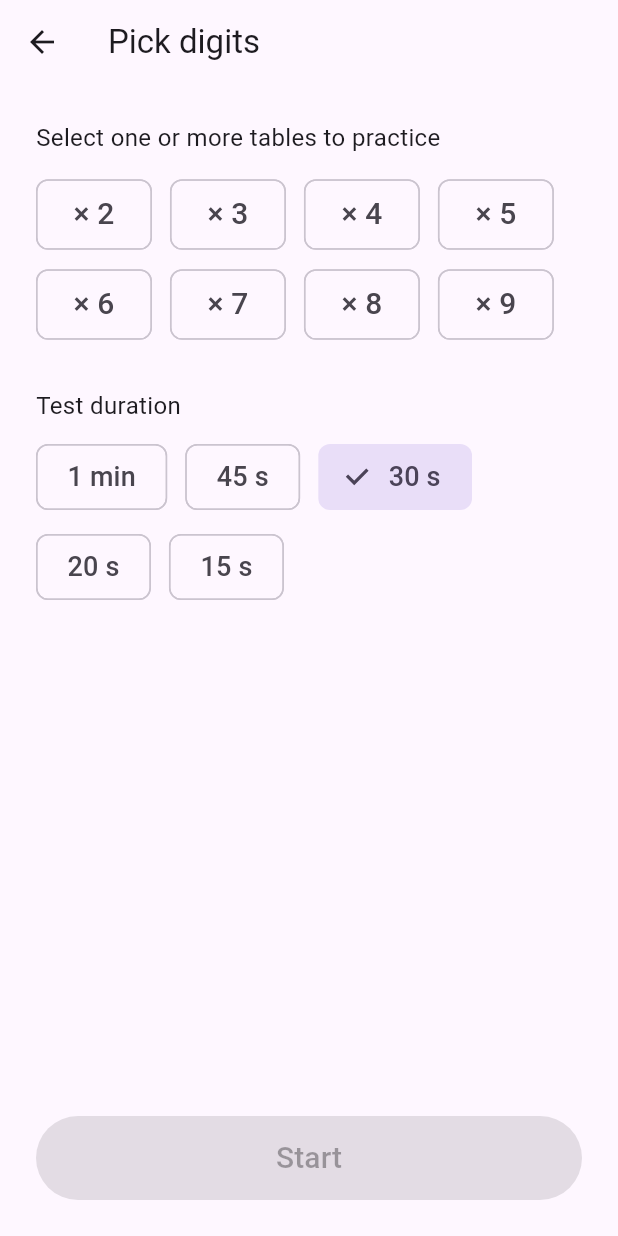
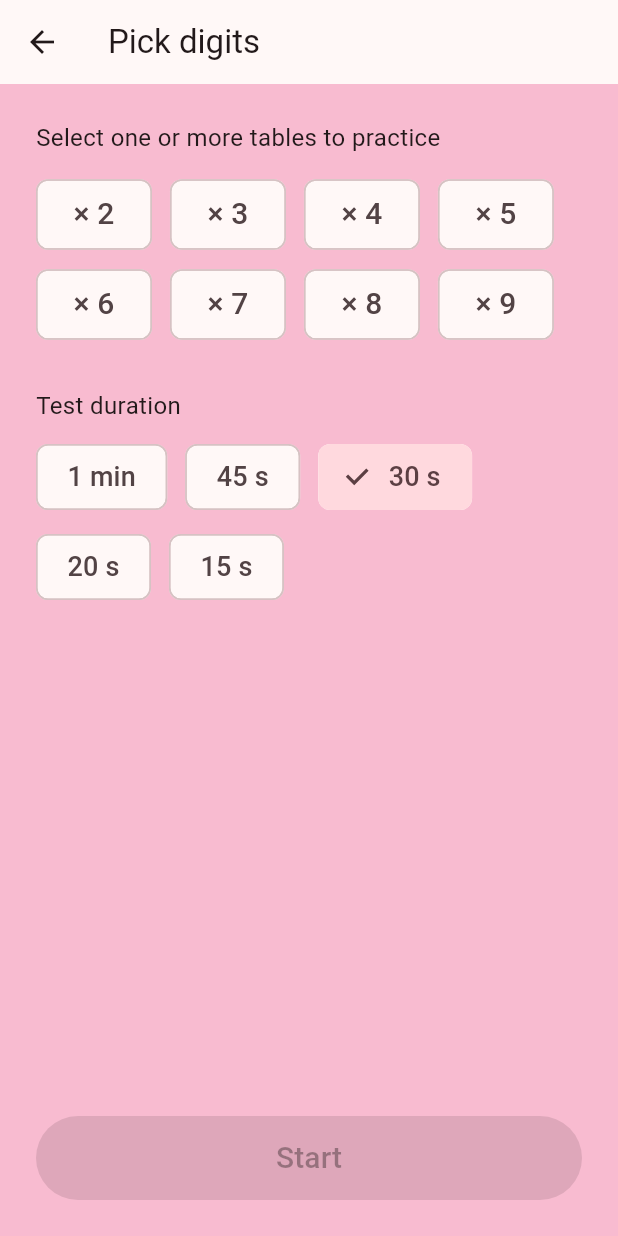
Before and after one commit to gich/app_math_kid, a Flutter app: the screen it shows after launch, after a tap on "Time Test", on a phone screen of 412 x 824 dp. Run offline on Flutter 3.47's test engine with Material 3 defaults, Android fonts, the phone set to English and light mode, and no system bars; our stand-ins replace confetti, shared_preferences.

Commit message:
Style app: pink theme, blue buttons, hide debug banner

```diff
--- a/lib/main.dart
+++ b/lib/main.dart
@@ -13,9 +13,23 @@ class MathKidApp extends StatelessWidget {
   Widget build(BuildContext context) {
     return MaterialApp(
       title: 'Multiplication Trainer',
+      debugShowCheckedModeBanner: false,
       theme: ThemeData(
-        colorScheme: ColorScheme.fromSeed(seedColor: Colors.deepPurple),
         useMaterial3: true,
+        scaffoldBackgroundColor: Colors.pink.shade100,
+        colorScheme: ColorScheme.fromSeed(seedColor: Colors.pink),
+        filledButtonTheme: FilledButtonThemeData(
+          style: FilledButton.styleFrom(
+            backgroundColor: Colors.blue.shade600,
+            foregroundColor: Colors.pink.shade100,
+          ),
+        ),
+        elevatedButtonTheme: ElevatedButtonThemeData(
+          style: ElevatedButton.styleFrom(
+            backgroundColor: Colors.blue.shade600,
+            foregroundColor: Colors.pink.shade100,
+          ),
+        ),
       ),
       home: const HomeScreen(),
     );
```
Also changed, not shown: lib/widgets/number_keypad.dart (+10 -1 lines), 1 other file.
